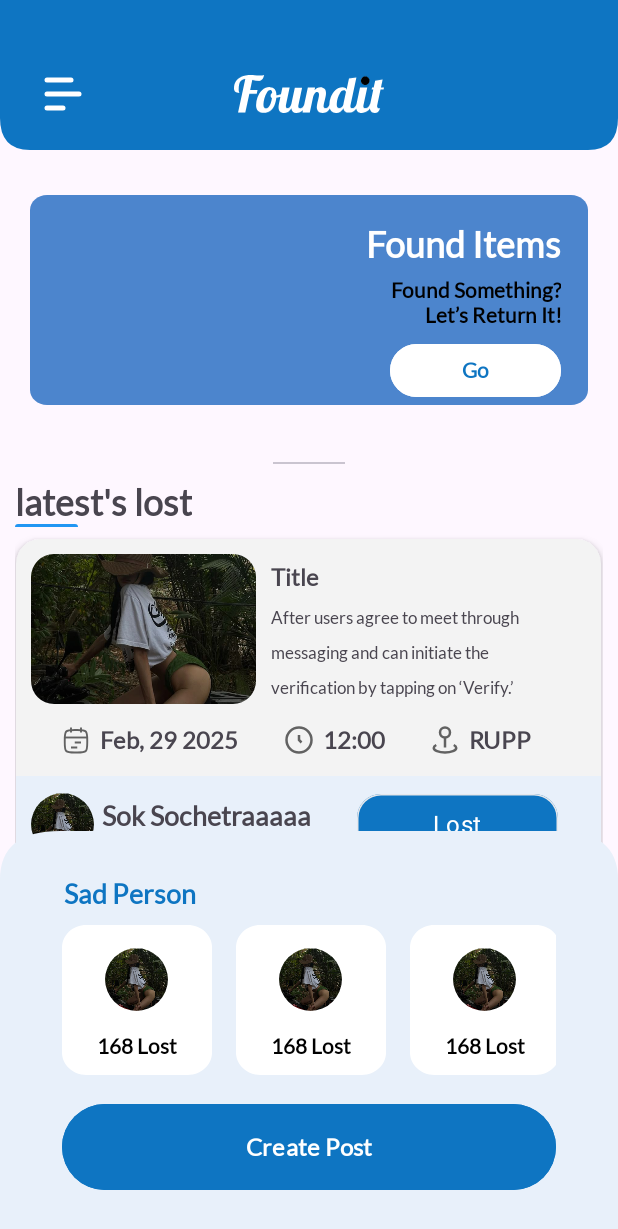
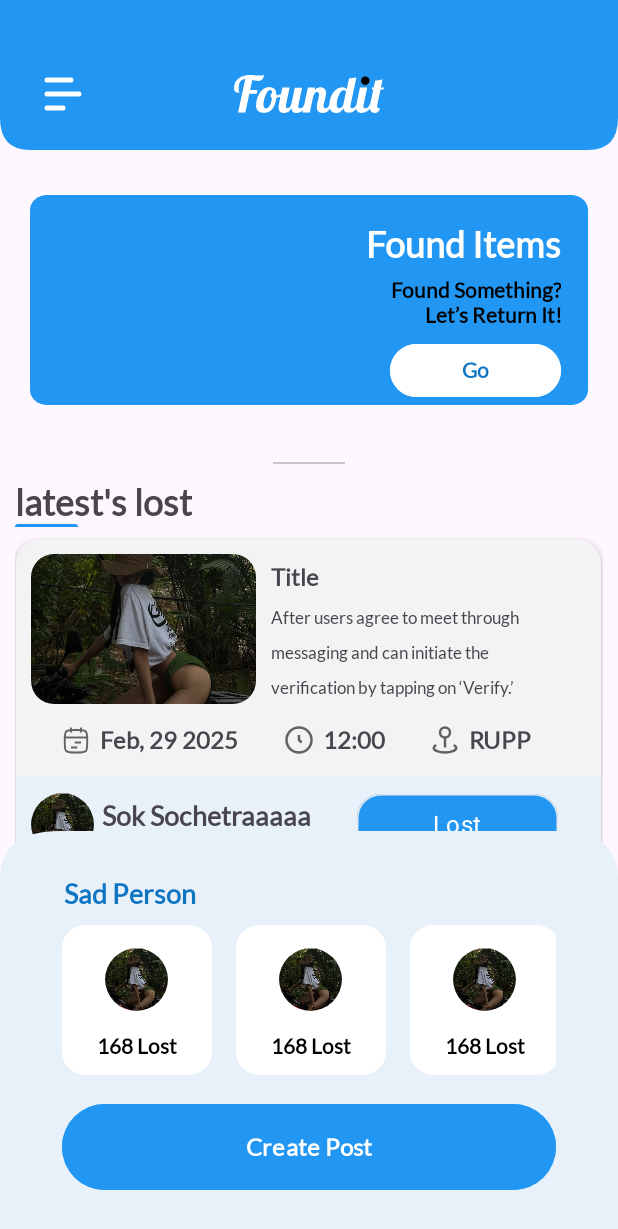
Before and after one commit to sunkimsrun/Lost_and_Found, an Android app: the screen it shows after launch once a user with an empty profile is signed in (HomeActivity), on a phone screen of 412 x 824 dp. Shown: the top 1229 px of the screen. Run offline under Robolectric (Android 15) with nearby library versions, the light colour scheme and no system bars; our stand-ins replace Firebase (no records; nobody signed in at launch, a user with empty details on screens opened directly); pictures from the network do not load; Roboto replaces fonts that are not available here.

Commit message:
Change app theme color to light blue
- Updated `fragment_home.xml` to use `light_blue` for the "Create Post" button background.
- Modified `bg_header.xml` to use `light_blue` for the header background.
- Changed `chip_background_status_selector.xml` to use `light_blue` for the checked state.
- Updated `deploymentTargetSelector.xml` to change the emulator path.
- Adjusted `bg_btn_home_view.xml` to use a lighter blue shade for the button background.

```diff
--- a/app/src/main/res/color/chip_background_status_selector.xml
+++ b/app/src/main/res/color/chip_background_status_selector.xml
@@ -1,5 +1,5 @@
 <?xml version="1.0" encoding="utf-8"?>
 <selector xmlns:android="http://schemas.android.com/apk/res/android">
-    <item android:color="@color/blue" android:state_checked="true" />
+    <item android:color="@color/light_blue" android:state_checked="true" />
     <item android:color="#A8A8A9" />
 </selector>
--- a/app/src/main/res/drawable/bg_btn_home_view.xml
+++ b/app/src/main/res/drawable/bg_btn_home_view.xml
@@ -7,7 +7,7 @@
     <group>
         <clip-path android:pathData="M10 0H317C322.523 0 327 4.47715 327 10V130C327 135.523 322.523 140 317 140H10C4.47715 140 0 135.523 0 130V10C0 4.47715 4.47715 0 10 0Z" />
         <path
-            android:fillColor="#4C85CD"
+            android:fillColor="#2196F3"
             android:pathData="M0 0V140H327V0" />
     </group>
 </vector>
--- a/app/src/main/res/drawable/bg_header.xml
+++ b/app/src/main/res/drawable/bg_header.xml
@@ -11,7 +11,7 @@
 
     <group>
         <path
-            android:fillColor="@color/blue"
+            android:fillColor="@color/light_blue"
             android:pathData="
                 M0,0
                 L0,73
--- a/app/src/main/res/layout/fragment_home.xml
+++ b/app/src/main/res/layout/fragment_home.xml
@@ -380,7 +380,7 @@
             android:layout_height="65dp"
             android:layout_marginHorizontal="41.5dp"
             android:layout_marginTop="15dp"
-            android:backgroundTint="@color/blue"
+            android:backgroundTint="@color/light_blue"
             android:text="@string/Create_Post"
             android:textColor="@color/white"
             android:textSize="16sp"
```
